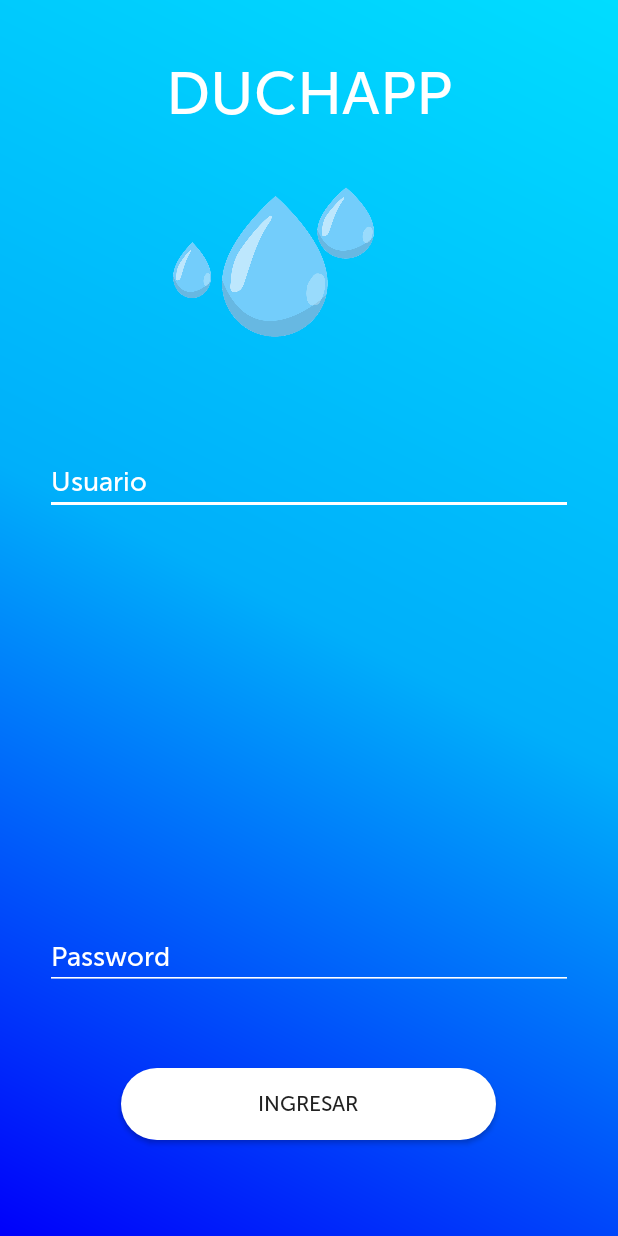
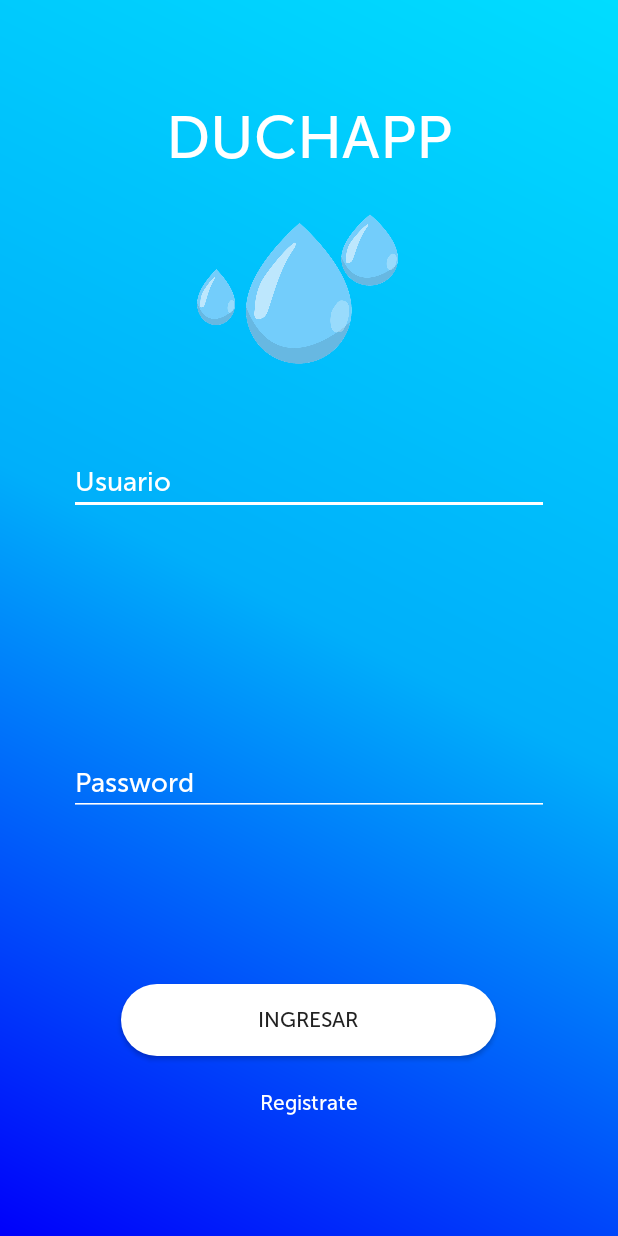
Before and after one commit to brandonsoto3/Duchapp, an Android app: the screen it shows after launch (login_official), on a phone screen of 412 x 824 dp. Run offline under Robolectric (Android 15) with nearby library versions, the phone set to English and light mode, and no system bars; our stand-ins replace Volley.

Commit message:
Se agrego peticion POST a login

```diff
--- a/Duchapp/app/build.gradle
+++ b/Duchapp/app/build.gradle
@@ -29,6 +29,7 @@ dependencies {
     androidTestImplementation 'com.android.support.test:runner:1.0.2'
     androidTestImplementation 'com.android.support.test.espresso:espresso-core:3.0.2'
 
-    compile 'com.android.volley:volley:1.1.1'
-    compile 'com.google.code.gson:gson:2.2.4'
+    // API REST
+    implementation 'com.android.volley:volley:1.1.1'
+    implementation 'com.google.code.gson:gson:2.8.2'
 }
--- a/Duchapp/app/src/main/AndroidManifest.xml
+++ b/Duchapp/app/src/main/AndroidManifest.xml
@@ -25,7 +25,7 @@
             </intent-filter>
         </activity>
         <activity
-            android:name=".register"
+            android:name=".Register"
             android:label="@string/title_activity_register"
             android:theme="@style/AppTheme.NoActionBar" />
 
--- a/Duchapp/app/src/main/java/com/example/brandonsoto/duchapp/login_official.java
+++ b/Duchapp/app/src/main/java/com/example/brandonsoto/duchapp/login_official.java
@@ -1,109 +1,119 @@
 package com.example.brandonsoto.duchapp;
 
+import android.app.ProgressDialog;
 import android.content.Intent;
-import android.support.design.widget.TextInputEditText;
-import android.support.design.widget.TextInputLayout;
 import android.support.v7.app.AppCompatActivity;
 import android.os.Bundle;
+import android.util.Log;
 import android.view.View;
 import android.widget.Button;
 import android.widget.EditText;
 import android.widget.Toast;
 
 import com.android.volley.Request;
-import com.android.volley.RequestQueue;
 import com.android.volley.Response;
 import com.android.volley.VolleyError;
-import com.android.volley.toolbox.JsonArrayRequest;
-import com.android.volley.toolbox.JsonRequest;
-import com.android.volley.toolbox.Volley;
-import com.google.gson.Gson;
+import com.android.volley.toolbox.HttpHeaderParser;
+import com.android.volley.toolbox.JsonObjectRequest;
+import com.example.brandonsoto.duchapp.Entidades.VolleySingleton;
 
-import org.json.JSONArray;
-import org.json.JSONException;
 import org.json.JSONObject;
 
-public class login_official extends AppCompatActivity {
+import java.io.UnsupportedEncodingException;
+import java.util.HashMap;
+import java.util.Map;
 
-    private EditText usuario, pass;
-    public String usuario2, pass2;
-    public static String muser = "";
-    RequestQueue requestQueue;
+
+public class login_official extends AppCompatActivity
+        implements Response.Listener<JSONObject>, Response.ErrorListener{
+
+    EditText txtEmail, txtPassword;
     Button btnLogin;
+    ProgressDialog progressDialog;
+    JsonObjectRequest jsonObjectRequest;
 
     @Override
     protected void onCreate(Bundle savedInstanceState) {
         super.onCreate(savedInstanceState);
         setContentView(R.layout.activity_login_official);
-        usuario = (EditText) findViewById(R.id.txt_loginUsuario);
-        pass = (EditText) findViewById(R.id.txt_loginPass);
 
-        usuario2 = usuario.getText().toString();
-        pass2 = pass.getText().toString();
+        // Capturando los EditTexts
+        txtEmail = findViewById(R.id.txt_loginUsuario);
+        txtPassword = findViewById(R.id.txt_loginPass);
 
-        btnLogin = (Button)findViewById(R.id.btnLogin);
-
-        requestQueue = Volley.newRequestQueue(this);
+        // Configuracion del Boton del Login
+        btnLogin = findViewById(R.id.btnLogin);
         btnLogin.setOnClickListener(new View.OnClickListener() {
             @Override
             public void onClick(View v) {
-                //Toast.makeText(login_official.this,usuario.getText().toString(),Toast.LENGTH_LONG).show();
-                //Toast.makeText(login_official.this,pass.getText().toString(),Toast.LENGTH_LONG).show();
-                Intent intent = new Intent (v.getContext(), Principal.class);
-                startActivityForResult(intent, 0);
-               //RealizarPost();
+                loguear();
             }
         });
 
+
     }
 
-    public void RealizarPost() {
+    private void loguear() {
+        String email = txtEmail.getText().toString();
+        String password = txtPassword.getText().toString();
 
-        String url = "http://duch-app-ace2.herokuapp.com/api/auth/login?email="+usuario.getText().toString()+"&password="+pass.getText().toString();
-        JsonArrayRequest arrayRequest = new JsonArrayRequest(Request.Method.GET,
-                url, null,
-                new Response.Listener<JSONArray>() {
-                    @Override
-                    public void onResponse(JSONArray jsonArray) {
-                        for (int i =0; i < jsonArray.length();i++) {
-                            try{
-                                JSONObject user = jsonArray.getJSONObject(i);
-                                String username = user.getString("email");
-                                String password = user.getString("password");
+        // Muestra un dialogo
+//        progressDialog = new ProgressDialog(login_official.this);
+//        progressDialog.setMessage("Iniciando Sesion....");
+//        progressDialog.show();
 
-                                Toast.makeText(login_official.this,username+"**",Toast.LENGTH_LONG).show();
+        String URL = getString(R.string.URL_DUCHAPP) + "/auth/login";
 
-                                Toast.makeText(login_official.this,password+"**",Toast.LENGTH_LONG).show();
+        // Estructurando cuerpo del json
+        Map<String, String> parametros = new HashMap<>();
+        parametros.put("email", email);
+        parametros.put("password", password);
 
-                                if (usuario.getText().toString().equals("") || pass.getText().toString().equals("")){
-                                    Toast.makeText(login_official.this,"Debe ingresar sus datos",Toast.LENGTH_LONG).show();
-                                }else if (username.equals(usuario.getText().toString()) && password.equals(pass.getText().toString())){
-                                    Toast.makeText(login_official.this,"Datos",Toast.LENGTH_LONG).show();
-                                    muser = username;
-                                    Intent intent = new Intent(login_official.this,
-                                            Principal.class);
-                                    intent.putExtra("email",muser);
-                                    startActivity(intent);
-                                }
-                            }catch(JSONException e){
-                                Toast.makeText(login_official.this,"Debe ingresar sus datos",Toast.LENGTH_LONG).show();
-                                e.printStackTrace();
-                            }
-                        }
-                    }
-                },
-                new Response.ErrorListener() {
-                    @Override
-                    public void onErrorResponse(VolleyError volleyError) {
-                        Toast.makeText(login_official.this,"Error: "+volleyError.getMessage(),Toast.LENGTH_LONG).show();
-                        volleyError.printStackTrace();
-                    }
-                });
+        JSONObject json = new JSONObject(parametros);
+        Log.i("JSON", json.toString());
 
+        // Construyendo peticion
+        jsonObjectRequest = new JsonObjectRequest(
+                Request.Method.POST, URL, json, this, this
+        );
 
+        // Realizando peticion
+        VolleySingleton.getInstancia(this).addToRequestQueue(jsonObjectRequest);
+    }
 
-        //Toast.makeText(Login.this,jsonObject.toString(),Toast.LENGTH_LONG).show();
-        //Log.e("Rest Response:", jsonObject.toString());
-        requestQueue.add(arrayRequest);
+    public void onClick(View v) {
+        Intent intent = new Intent (v.getContext(), Register.class);
+        startActivityForResult(intent, 0);
+    }
+
+    @Override
+    public void onResponse(JSONObject response) {
+//        if (progressDialog != null) progressDialog.dismiss();
+        mostrarMensaje(response.optString("mensaje"));
+        txtPassword.setText("");
+        txtEmail.setText("");
+    }
+
+    @Override
+    public void onErrorResponse(VolleyError error) {
+//        if (progressDialog != null) progressDialog.dismiss();
+        try {
+            String json = new String(
+                    error.networkResponse.data,
+                    HttpHeaderParser.parseCharset(
+                            error.networkResponse.headers
+                    ));
+            mostrarMensaje("Error al iniciar sesion: " + json);
+        } catch (UnsupportedEncodingException e) {
+            Log.e("ERROR", e.getMessage());
+        }
+    }
+
+    /**
+     * Metodo que muestra un mensaje en pantalla
+     * @param mensaje - cadena a mostrar en pantalla
+     */
+    private void mostrarMensaje(String mensaje) {
+        Toast.makeText(login_official.this, mensaje, Toast.LENGTH_SHORT).show();
     }
 }
--- a/Duchapp/app/src/main/res/layout/activity_login_official.xml
+++ b/Duchapp/app/src/main/res/layout/activity_login_official.xml
@@ -6,54 +6,19 @@
     android:layout_width="match_parent"
     android:layout_height="match_parent"
     android:background="@drawable/bg_gradiente"
+    android:paddingLeft="16dp"
+    android:paddingRight="16dp"
     tools:context=".login_official">
 
 
     <TextView
-        android:id="@+id/textView4"
         android:layout_width="wrap_content"
         android:layout_height="wrap_content"
-        android:layout_alignParentTop="true"
         android:layout_centerHorizontal="true"
-        android:layout_marginTop="38dp"
+        android:layout_marginTop="67dp"
         android:text="DUCHAPP"
         android:textColor="@color/white"
         android:textSize="40sp"
-        android:fontFamily="@font/museosans500"/>
-
-    <android.support.design.widget.TextInputLayout
-        android:layout_width="match_parent"
-        android:layout_height="wrap_content"
-        android:layout_alignParentStart="true"
-        android:layout_alignParentLeft="true"
-        android:layout_alignParentTop="true"
-        android:layout_marginStart="0dp"
-        android:layout_marginLeft="0dp"
-        android:layout_marginTop="347dp">
-
-    </android.support.design.widget.TextInputLayout>
-
-    <android.support.design.widget.TextInputLayout
-        android:layout_width="match_parent"
-        android:layout_height="wrap_content"
-        android:layout_alignParentStart="true"
-        android:layout_alignParentLeft="true"
-        android:layout_alignParentBottom="true"
-        android:layout_marginStart="0dp"
-        android:layout_marginLeft="0dp"
-        android:layout_marginBottom="274dp">
-
-    </android.support.design.widget.TextInputLayout>
-
-    <Button
-        android:id="@+id/btnLogin"
-        android:layout_width="250dp"
-        android:layout_height="wrap_content"
-        android:layout_alignParentBottom="true"
-        android:layout_centerHorizontal="true"
-        android:layout_marginBottom="64dp"
-        android:background="@drawable/bordes_redondos"
-        android:text="Ingresar"
         android:fontFamily="@font/museosans500"/>
 
     <ImageView
@@ -65,7 +30,7 @@
         android:layout_alignParentTop="true"
         android:layout_marginStart="115dp"
         android:layout_marginLeft="115dp"
-        android:layout_marginTop="122dp"
+        android:layout_marginTop="140dp"
         app:srcCompat="@drawable/gota" />
 
     <EditText
@@ -78,7 +43,7 @@
         android:layout_alignParentEnd="true"
         android:layout_alignParentRight="true"
         android:layout_marginStart="30dp"
-        android:layout_marginLeft="0dp"
+        android:layout_marginLeft="30dp"
         android:layout_marginTop="300dp"
         android:layout_marginEnd="30dp"
         android:layout_marginRight="75dp"
@@ -100,16 +65,39 @@
         android:layout_alignParentRight="true"
         android:layout_alignParentBottom="true"
         android:layout_marginStart="30dp"
-        android:layout_marginLeft="70dp"
+        android:layout_marginLeft="30dp"
         android:layout_marginEnd="30dp"
         android:layout_marginRight="75dp"
-        android:layout_marginBottom="164dp"
+        android:layout_marginBottom="280dp"
         android:backgroundTint="@color/white"
         android:ems="10"
+        android:fontFamily="@font/museosans500"
         android:hint="Password"
         android:inputType="textPersonName"
         android:textColor="@color/white"
-        android:textColorHint="@color/white"
-        android:fontFamily="@font/museosans500"/>
+        android:textColorHint="@color/white" />
+
+    <Button
+        android:id="@+id/btnLogin"
+        android:layout_width="250dp"
+        android:layout_height="wrap_content"
+        android:layout_alignParentBottom="true"
+        android:layout_centerHorizontal="true"
+        android:layout_marginBottom="120dp"
+        android:background="@drawable/bordes_redondos"
+        android:fontFamily="@font/museosans500"
+        android:text="Ingresar" />
+
+    <TextView
+        android:layout_width="wrap_content"
+        android:layout_height="wrap_content"
+        android:layout_centerHorizontal="true"
+        android:layout_alignParentBottom="true"
+        android:layout_marginBottom="80dp"
+        android:clickable="true"
+        android:fontFamily="@font/museosans500"
+        android:text="Registrate"
+        android:onClick="onClick"
+        android:textColor="@color/white" />
 
 </RelativeLayout>
--- a/Duchapp/app/src/main/res/layout/activity_register.xml
+++ b/Duchapp/app/src/main/res/layout/activity_register.xml
@@ -4,7 +4,7 @@
     xmlns:tools="http://schemas.android.com/tools"
     android:layout_width="match_parent"
     android:layout_height="match_parent"
-    tools:context=".register">
+    tools:context=".Register">
 
     <android.support.design.widget.AppBarLayout
         android:layout_width="match_parent"
--- a/Duchapp/app/src/main/res/values/strings.xml
+++ b/Duchapp/app/src/main/res/values/strings.xml
@@ -19,4 +19,10 @@
     <string name="title_activity_register">register</string>
     <string name="title_activity_principal">Principal</string>
     <string name="title_activity_agua_descendente">agua_descendente</string>
+
+    <!-- Ruta de la API REST -->
+    <!--Produccion-->
+    <string name="URL_DUCHAPP">https://duch-app-ace2.herokuapp.com/api</string>
+    <!-- Desarrollo -->
+    <!--<string name="URL_DUCHAPP">http://192.168.1.5:8000/api</string>-->
 </resources>
--- a/Duchapp/build.gradle
+++ b/Duchapp/build.gradle
@@ -7,7 +7,7 @@ buildscript {
         jcenter()
     }
     dependencies {
-        classpath 'com.android.tools.build:gradle:3.2.1'
+        classpath 'com.android.tools.build:gradle:3.3.2'
 
 
         // NOTE: Do not place your application dependencies here; they belong
```
Also changed, not shown: Duchapp/app/src/main/java/com/example/brandonsoto/duchapp/Entidades/VolleySingleton.java (added, +38 -0 lines), Duchapp/app/src/main/java/com/example/brandonsoto/duchapp/Register.java (added, +139 -0 lines), Duchapp/app/src/main/java/com/example/brandonsoto/duchapp/register.java (deleted, +0 -29 lines), Duchapp/app/src/main/res/layout/content_register.xml (+32 -17 lines), Duchapp/gradle/wrapper/gradle-wrapper.properties.
